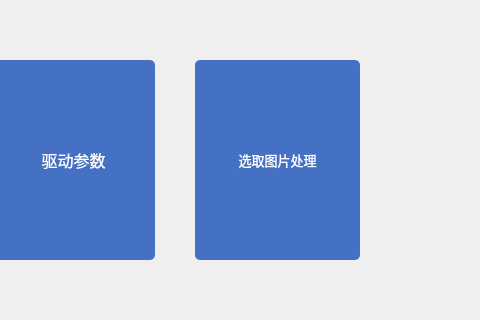
jaueone/Magnetic, file choose.ui: the form before one commit; both pictures show x 544 to 1024 and y 151 to 471 of the 1024 by 598 pixel window.
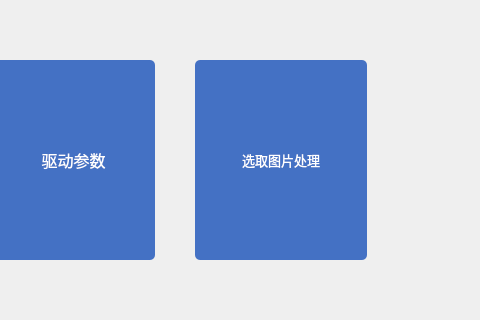
The form after the commit.

```diff
--- a/choose.ui
+++ b/choose.ui
@@ -62,7 +62,7 @@
     <rect>
      <x>130</x>
      <y>210</y>
-     <width>774</width>
+     <width>781</width>
      <height>202</height>
     </rect>
    </property>
```
